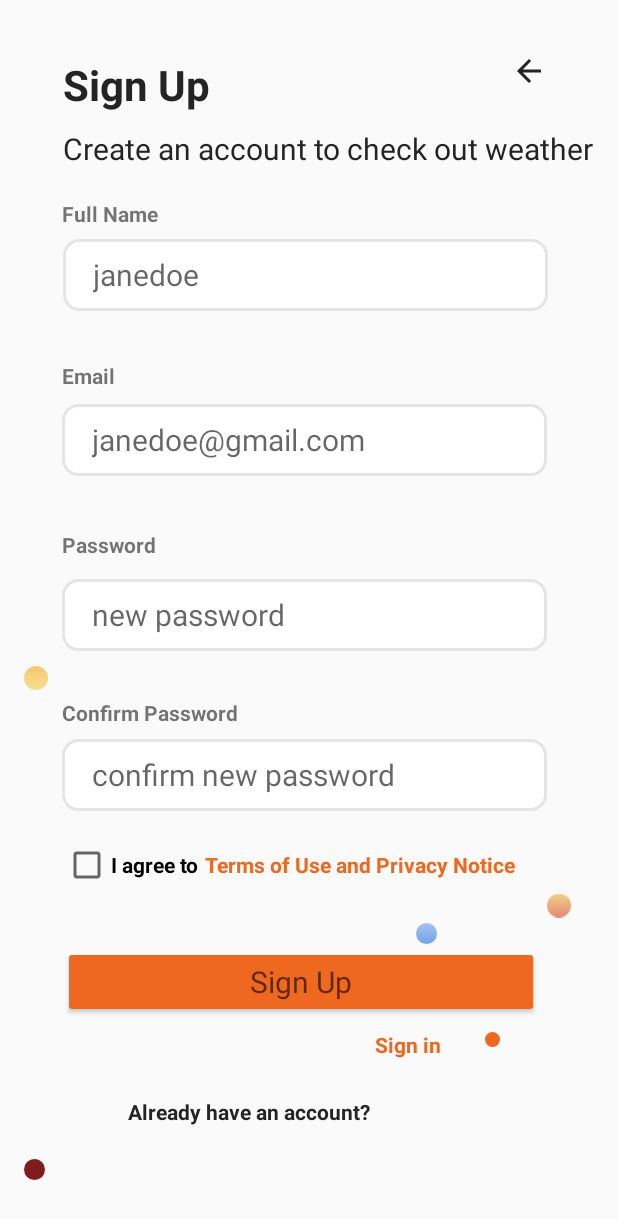
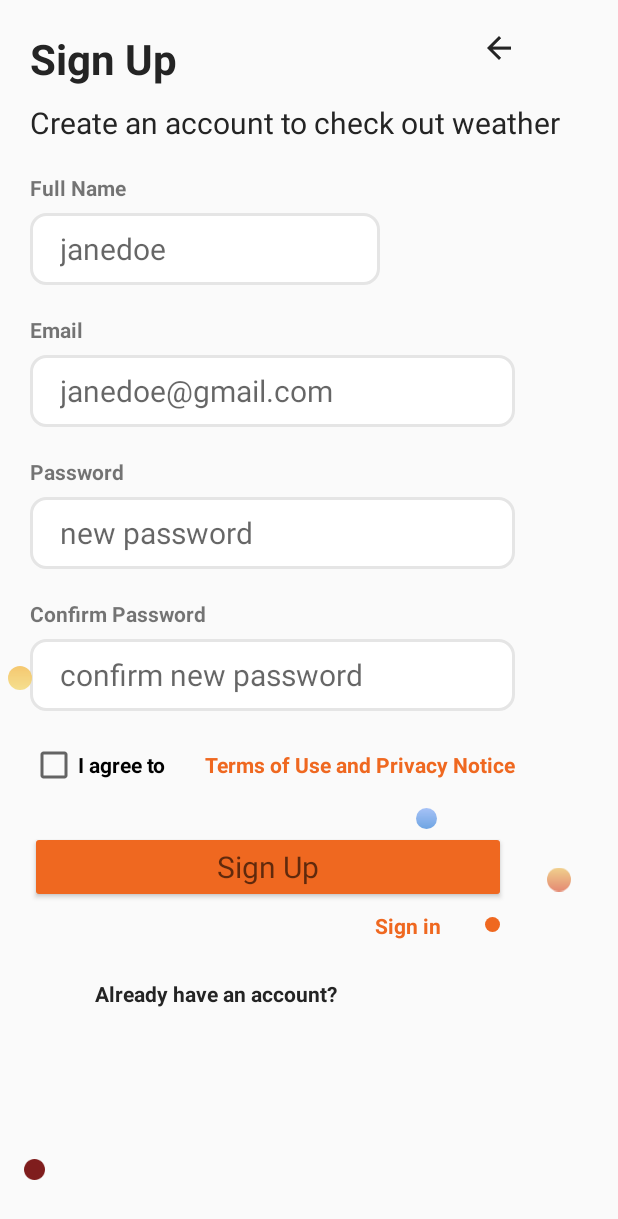
Before and after one commit to workshopapps/weathery.mobile, an Android app built with Jetpack Compose: the SignUpFragment screen opened through its navigation route, on a phone screen of 412 x 824 dp. Shown: the top 1219 px of the screen. Run offline under Robolectric (Android 15) with nearby library versions, the phone set to English and light mode, and no system bars; our stand-ins replace Dagger/Hilt's generated code, navigation-ui; libraries missing offline, so code that uses them is left out: com.karumi.dexter; 1 statement that could not run was skipped.

Commit message:
fix: optimized layout files

```diff
--- a/features/signin/src/main/java/com/gear/weathery/signin/FragmentOtpVerification.kt
+++ b/features/signin/src/main/java/com/gear/weathery/signin/FragmentOtpVerification.kt
@@ -9,6 +9,7 @@ import android.widget.Button
 import android.widget.ImageView
 import androidx.navigation.fragment.findNavController
 import com.gear.weathery.signin.databinding.FragmentOtpVerificationBinding
+import com.gear.weathery.signin.databinding.FragmentSignInBinding
 
 class FragmentOtpVerification : Fragment() {
     private lateinit var cancelOtp: ImageView
--- a/features/signin/src/main/java/com/gear/weathery/signin/FragmentResetPassword.kt
+++ b/features/signin/src/main/java/com/gear/weathery/signin/FragmentResetPassword.kt
@@ -8,6 +8,7 @@ import android.view.ViewGroup
 import android.widget.ImageView
 import androidx.navigation.fragment.findNavController
 import com.gear.weathery.signin.databinding.FragmentResetPasswordBinding
+import com.gear.weathery.signin.databinding.FragmentSignInBinding
 
 class FragmentResetPassword : Fragment() {
     private lateinit var cancelPasswordReset: ImageView
--- a/features/signin/src/main/res/layout-night/fragment_sign_up.xml
+++ b/features/signin/src/main/res/layout-night/fragment_sign_up.xml
@@ -61,8 +61,8 @@
         android:id="@+id/textView8"
         android:layout_width="120dp"
         android:layout_height="40dp"
-        android:layout_marginStart="42dp"
-        android:layout_marginTop="37dp"
+        android:layout_marginStart="20dp"
+        android:layout_marginTop="20dp"
         android:text="Sign Up"
         android:textColor="#ffffff"
         android:textSize="28sp"
@@ -74,7 +74,7 @@
         android:id="@+id/textView9"
         android:layout_width="wrap_content"
         android:layout_height="wrap_content"
-        android:layout_marginStart="42dp"
+        android:layout_marginStart="20dp"
         android:layout_marginTop="8dp"
         android:text="Create an account to check out weather"
         android:textColor="#ffffff"
@@ -86,9 +86,10 @@
         android:id="@+id/textView10"
         android:layout_width="wrap_content"
         android:layout_height="wrap_content"
-        android:layout_marginStart="41dp"
+        android:layout_marginStart="20dp"
         android:layout_marginTop="20dp"
         android:text="Full Name"
+        android:textColor="#ffffff"
         android:textStyle="bold"
         app:layout_constraintStart_toStartOf="parent"
         app:layout_constraintTop_toBottomOf="@+id/textView9" />
@@ -97,7 +98,7 @@
         android:id="@+id/editTextTextPersonName3"
         android:layout_width="323dp"
         android:layout_height="48dp"
-        android:layout_marginStart="42dp"
+        android:layout_marginStart="20dp"
         android:layout_marginTop="7dp"
         android:background="@drawable/edit_text_background"
         android:ems="10"
@@ -111,9 +112,10 @@
         android:id="@+id/textView11"
         android:layout_width="wrap_content"
         android:layout_height="wrap_content"
-        android:layout_marginStart="41dp"
-        android:layout_marginTop="33dp"
+        android:layout_marginStart="20dp"
+        android:layout_marginTop="20dp"
         android:text="Email"
+        android:textColor="#ffffff"
         android:textStyle="bold"
         app:layout_constraintStart_toStartOf="parent"
         app:layout_constraintTop_toBottomOf="@+id/editTextTextPersonName3" />
@@ -122,8 +124,8 @@
         android:id="@+id/editTextTextPersonName7"
         android:layout_width="323dp"
         android:layout_height="48dp"
-        android:layout_marginStart="41dp"
-        android:layout_marginTop="9dp"
+        android:layout_marginStart="20dp"
+        android:layout_marginTop="7dp"
         android:background="@drawable/edit_text_background"
         android:ems="10"
         android:hint="janedoe@gmail.com"
@@ -136,8 +138,8 @@
         android:id="@+id/editTextTextPassword"
         android:layout_width="323dp"
         android:layout_height="48dp"
-        android:layout_marginStart="41dp"
-        android:layout_marginTop="13dp"
+        android:layout_marginStart="20dp"
+        android:layout_marginTop="7dp"
         android:background="@drawable/edit_text_background"
         android:ems="10"
         android:hint="new password"
@@ -150,23 +152,24 @@
         android:id="@+id/editTextTextPassword2"
         android:layout_width="323dp"
         android:layout_height="48dp"
-        android:layout_marginStart="41dp"
-        android:layout_marginTop="120dp"
+        android:layout_marginStart="20dp"
+        android:layout_marginTop="7dp"
         android:background="@drawable/edit_text_background"
         android:ems="10"
         android:hint="confirm new password"
         android:inputType="textPassword"
         android:textSize="20sp"
         app:layout_constraintStart_toStartOf="parent"
-        app:layout_constraintTop_toBottomOf="@+id/textView12" />
+        app:layout_constraintTop_toBottomOf="@+id/textView13" />
 
     <TextView
         android:id="@+id/textView12"
         android:layout_width="wrap_content"
         android:layout_height="wrap_content"
-        android:layout_marginStart="41dp"
-        android:layout_marginTop="36dp"
+        android:layout_marginStart="20dp"
+        android:layout_marginTop="20dp"
         android:text="Password"
+        android:textColor="#ffffff"
         android:textStyle="bold"
         app:layout_constraintStart_toStartOf="parent"
         app:layout_constraintTop_toBottomOf="@+id/editTextTextPersonName7" />
@@ -175,9 +178,10 @@
         android:id="@+id/textView13"
         android:layout_width="wrap_content"
         android:layout_height="wrap_content"
-        android:layout_marginStart="41dp"
-        android:layout_marginTop="31dp"
+        android:layout_marginStart="20dp"
+        android:layout_marginTop="20dp"
         android:text="Confirm Password"
+        android:textColor="#ffffff"
         android:textStyle="bold"
         app:layout_constraintStart_toStartOf="parent"
         app:layout_constraintTop_toBottomOf="@+id/editTextTextPassword" />
@@ -186,9 +190,10 @@
         android:id="@+id/checkBox2"
         android:layout_width="101dp"
         android:layout_height="48dp"
-        android:layout_marginStart="42dp"
+        android:layout_marginStart="20dp"
         android:layout_marginTop="12dp"
         android:text="I agree to"
+        android:textColor="#ffffff"
         android:textStyle="bold"
         app:layout_constraintStart_toStartOf="parent"
         app:layout_constraintTop_toBottomOf="@+id/editTextTextPassword2" />
@@ -210,23 +215,23 @@
         android:id="@+id/button2"
         android:layout_width="317dp"
         android:layout_height="48dp"
-        android:layout_marginStart="42dp"
-        android:layout_marginTop="30dp"
+        android:layout_marginStart="20dp"
+        android:layout_marginTop="20dp"
         android:backgroundTint="#ef6820"
         android:text="Sign Up"
         android:textAppearance="@style/TextAppearance.AppCompat.Medium"
+        android:textSize="20sp"
         app:cornerRadius="10dp"
         app:layout_constraintStart_toStartOf="parent"
-        app:layout_constraintTop_toBottomOf="@+id/checkBox2"
-        android:textSize="20sp" />
+        app:layout_constraintTop_toBottomOf="@+id/checkBox2" />
 
     <TextView
         android:id="@+id/textView15"
         android:layout_width="164dp"
         android:layout_height="22dp"
-        android:layout_marginStart="85dp"
+        android:layout_marginStart="63dp"
         android:layout_marginTop="5dp"
-        android:layout_marginBottom="24dp"
+        android:layout_marginBottom="104dp"
         android:text="Already have an account?"
         android:textColor="#ffffff"
         android:textStyle="bold"
@@ -238,7 +243,7 @@
         android:id="@+id/signIn"
         android:layout_width="wrap_content"
         android:layout_height="wrap_content"
-        android:layout_marginTop="8dp"
+        android:layout_marginTop="5dp"
         android:layout_marginEnd="118dp"
         android:text="Sign in"
         android:textColor="#ef6820"
@@ -250,8 +255,8 @@
         android:id="@+id/cancelSignUp"
         android:layout_width="wrap_content"
         android:layout_height="wrap_content"
-        android:layout_marginTop="35dp"
-        android:layout_marginEnd="47dp"
+        android:layout_marginTop="20dp"
+        android:layout_marginEnd="67dp"
         app:layout_constraintEnd_toEndOf="parent"
         app:layout_constraintTop_toTopOf="parent"
         app:srcCompat="@drawable/ic_baseline_arrow_back_white" />
--- a/features/signin/src/main/res/layout/fragment_sign_up.xml
+++ b/features/signin/src/main/res/layout/fragment_sign_up.xml
@@ -10,8 +10,8 @@
         android:id="@+id/textView8"
         android:layout_width="120dp"
         android:layout_height="40dp"
-        android:layout_marginStart="42dp"
-        android:layout_marginTop="37dp"
+        android:layout_marginStart="20dp"
+        android:layout_marginTop="20dp"
         android:text="Sign Up"
         android:textColor="#242424"
         android:textSize="28sp"
@@ -23,7 +23,7 @@
         android:id="@+id/textView9"
         android:layout_width="wrap_content"
         android:layout_height="wrap_content"
-        android:layout_marginStart="42dp"
+        android:layout_marginStart="20dp"
         android:layout_marginTop="8dp"
         android:text="Create an account to check out weather"
         android:textColor="#242424"
@@ -35,7 +35,7 @@
         android:id="@+id/textView10"
         android:layout_width="wrap_content"
         android:layout_height="wrap_content"
-        android:layout_marginStart="41dp"
+        android:layout_marginStart="20dp"
         android:layout_marginTop="20dp"
         android:text="Full Name"
         android:textStyle="bold"
@@ -44,9 +44,9 @@
 
     <EditText
         android:id="@+id/editTextTextPersonName3"
-        android:layout_width="323dp"
+        android:layout_width="wrap_content"
         android:layout_height="48dp"
-        android:layout_marginStart="42dp"
+        android:layout_marginStart="20dp"
         android:layout_marginTop="7dp"
         android:background="@drawable/edit_text_background"
         android:ems="10"
@@ -60,8 +60,8 @@
         android:id="@+id/textView11"
         android:layout_width="wrap_content"
         android:layout_height="wrap_content"
-        android:layout_marginStart="41dp"
-        android:layout_marginTop="33dp"
+        android:layout_marginStart="20dp"
+        android:layout_marginTop="20dp"
         android:text="Email"
         android:textStyle="bold"
         app:layout_constraintStart_toStartOf="parent"
@@ -71,8 +71,8 @@
         android:id="@+id/editTextTextPersonName7"
         android:layout_width="323dp"
         android:layout_height="48dp"
-        android:layout_marginStart="41dp"
-        android:layout_marginTop="9dp"
+        android:layout_marginStart="20dp"
+        android:layout_marginTop="7dp"
         android:background="@drawable/edit_text_background"
         android:ems="10"
         android:hint="janedoe@gmail.com"
@@ -85,8 +85,8 @@
         android:id="@+id/editTextTextPassword"
         android:layout_width="323dp"
         android:layout_height="48dp"
-        android:layout_marginStart="41dp"
-        android:layout_marginTop="13dp"
+        android:layout_marginStart="20dp"
+        android:layout_marginTop="7dp"
         android:background="@drawable/edit_text_background"
         android:ems="10"
         android:hint="new password"
@@ -99,22 +99,22 @@
         android:id="@+id/editTextTextPassword2"
         android:layout_width="323dp"
         android:layout_height="48dp"
-        android:layout_marginStart="41dp"
-        android:layout_marginTop="120dp"
+        android:layout_marginStart="20dp"
+        android:layout_marginTop="7dp"
         android:background="@drawable/edit_text_background"
         android:ems="10"
         android:hint="confirm new password"
         android:inputType="textPassword"
         android:textSize="20sp"
         app:layout_constraintStart_toStartOf="parent"
-        app:layout_constraintTop_toBottomOf="@+id/textView12" />
+        app:layout_constraintTop_toBottomOf="@+id/textView13" />
 
     <TextView
         android:id="@+id/textView12"
         android:layout_width="wrap_content"
         android:layout_height="wrap_content"
-        android:layout_marginStart="41dp"
-        android:layout_marginTop="36dp"
+        android:layout_marginStart="20dp"
+        android:layout_marginTop="20dp"
         android:text="Password"
         android:textStyle="bold"
         app:layout_constraintStart_toStartOf="parent"
@@ -124,8 +124,8 @@
         android:id="@+id/textView13"
         android:layout_width="wrap_content"
         android:layout_height="wrap_content"
-        android:layout_marginStart="41dp"
-        android:layout_marginTop="31dp"
+        android:layout_marginStart="20dp"
+        android:layout_marginTop="20dp"
         android:text="Confirm Password"
         android:textStyle="bold"
         app:layout_constraintStart_toStartOf="parent"
@@ -135,7 +135,7 @@
         android:id="@+id/checkBox2"
         android:layout_width="101dp"
         android:layout_height="48dp"
-        android:layout_marginStart="42dp"
+        android:layout_marginStart="20dp"
         android:layout_marginTop="12dp"
         android:text="I agree to"
         android:textStyle="bold"
@@ -159,23 +159,23 @@
         android:id="@+id/button2"
         android:layout_width="317dp"
         android:layout_height="48dp"
-        android:layout_marginStart="42dp"
-        android:layout_marginTop="30dp"
+        android:layout_marginStart="20dp"
+        android:layout_marginTop="20dp"
         android:backgroundTint="#ef6820"
         android:text="Sign Up"
         android:textAppearance="@style/TextAppearance.AppCompat.Medium"
+        android:textSize="20sp"
         app:cornerRadius="10dp"
         app:layout_constraintStart_toStartOf="parent"
-        app:layout_constraintTop_toBottomOf="@+id/checkBox2"
-        android:textSize="20sp" />
+        app:layout_constraintTop_toBottomOf="@+id/checkBox2" />
 
     <TextView
         android:id="@+id/textView15"
         android:layout_width="164dp"
         android:layout_height="22dp"
-        android:layout_marginStart="85dp"
+        android:layout_marginStart="63dp"
         android:layout_marginTop="5dp"
-        android:layout_marginBottom="24dp"
+        android:layout_marginBottom="104dp"
         android:text="Already have an account?"
         android:textColor="#242424"
         android:textStyle="bold"
@@ -187,7 +187,7 @@
         android:id="@+id/signIn"
         android:layout_width="wrap_content"
         android:layout_height="wrap_content"
-        android:layout_marginTop="8dp"
+        android:layout_marginTop="5dp"
         android:layout_marginEnd="118dp"
         android:text="Sign in"
         android:textColor="#ef6820"
@@ -199,8 +199,8 @@
         android:id="@+id/cancelSignUp"
         android:layout_width="wrap_content"
         android:layout_height="wrap_content"
-        android:layout_marginTop="35dp"
-        android:layout_marginEnd="47dp"
+        android:layout_marginTop="20dp"
+        android:layout_marginEnd="67dp"
         app:layout_constraintEnd_toEndOf="parent"
         app:layout_constraintTop_toTopOf="parent"
         app:srcCompat="@drawable/ic_baseline_arrow_back" />
@@ -239,7 +239,7 @@
         android:id="@+id/imageView15"
         android:layout_width="16dp"
         android:layout_height="24dp"
-        android:layout_marginStart="16dp"
+        android:layout_marginStart="5dp"
         android:layout_marginTop="440dp"
         app:layout_constraintStart_toStartOf="parent"
         app:layout_constraintTop_toTopOf="parent"
```
Also changed, not shown: features/dashboard/src/main/java/com/gear/weathery/dashboard/DashBoardFragment.kt (+8 -7 lines), features/signin/src/main/res/layout-night/fragment_forgot_password.xml (+9 -9 lines), features/signin/src/main/res/layout-night/fragment_otp_verification.xml (+14 -14 lines), features/signin/src/main/res/layout-night/fragment_reset_password.xml (+14 -14 lines), features/signin/src/main/res/layout-night/fragment_sign_in.xml (+26 -23 lines), features/signin/src/main/res/layout/fragment_forgot_password.xml (+9 -9 lines), features/signin/src/main/res/layout/fragment_otp_verification.xml (+14 -14 lines), features/signin/src/main/res/layout/fragment_reset_password.xml (+16 -15 lines), features/signin/src/main/res/layout/fragment_sign_in.xml (+24 -21 lines).
